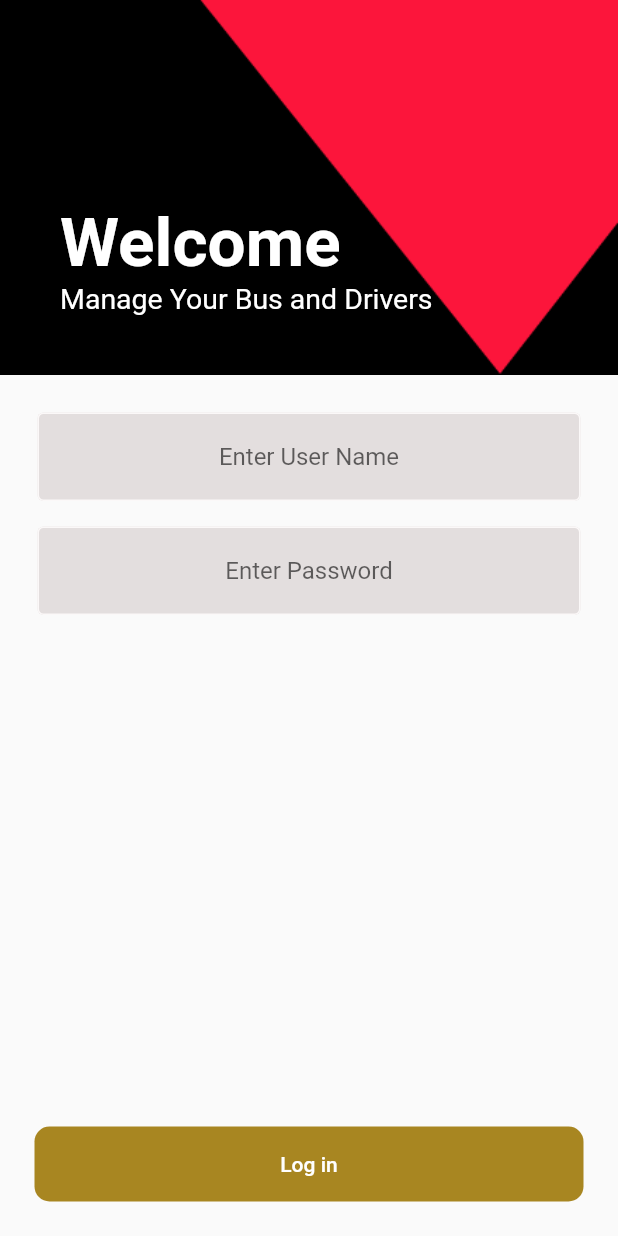
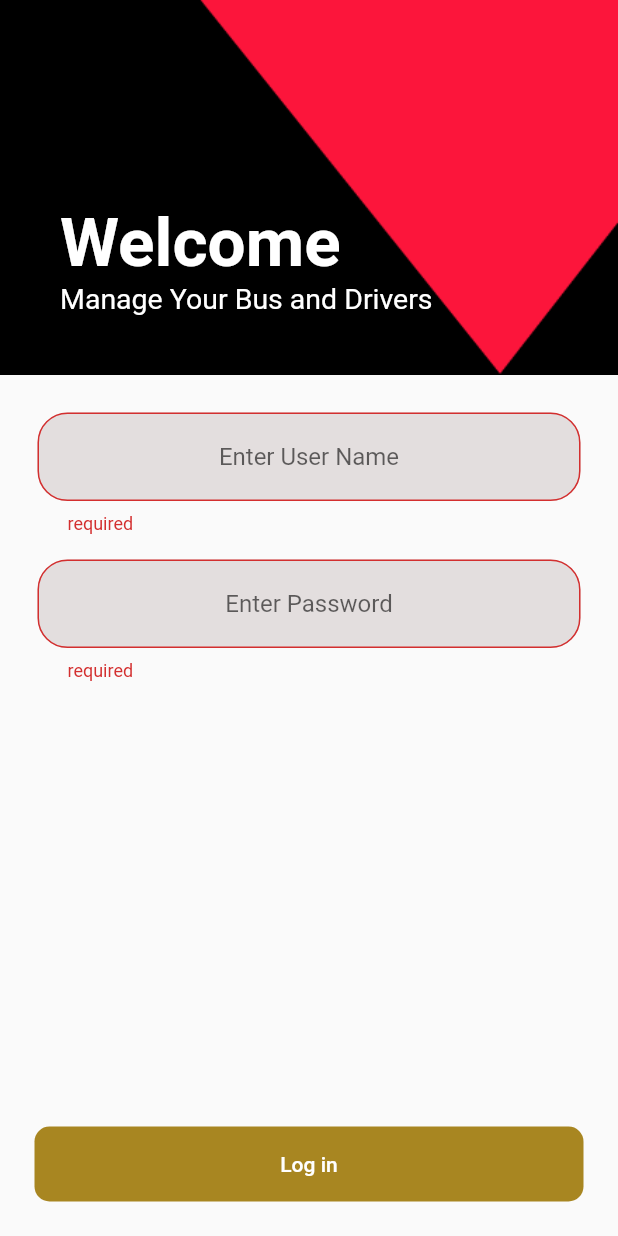
Before and after one commit to muhammadRiyazz/Moovbe, a Flutter app: the ScreenLogin screen opened directly, after a tap on "Log in", on a phone screen of 412 x 824 dp. Run offline on Flutter 3.47's test engine with Material 2 defaults, Android fonts, the phone set to English and light mode, and no system bars; our stand-ins replace flutter_svg, shared_preferences; accounts and stored records are empty.

Commit message:
login validation

```diff
--- a/lib/Presentation/Screen Add Driver/screen_add_Driver.dart
+++ b/lib/Presentation/Screen Add Driver/screen_add_Driver.dart
@@ -28,14 +28,14 @@ class _AddDriverState extends State<AddDriver> {
         padding: const EdgeInsets.all(15.0),
         child: Column(
           children: [
-            TextFieldDriver(
+            TextFieldDriveradd(
               controller: namecontroller,
               hindtext: 'Enter Name',
             ),
             SizedBox(
               height: 10,
             ),
-            TextFieldDriver(
+            TextFieldDriveradd(
               controller: licensecontroller,
               hindtext: 'Enter Licence Number',
             ),
@@ -74,8 +74,8 @@ class _AddDriverState extends State<AddDriver> {
   }
 }
 
-class TextFieldDriver extends StatelessWidget {
-  const TextFieldDriver(
+class TextFieldDriveradd extends StatelessWidget {
+  const TextFieldDriveradd(
       {super.key, required this.controller, required this.hindtext});
   final String hindtext;
   final TextEditingController controller;
--- a/lib/Presentation/Screen Bus/screen_bus.dart
+++ b/lib/Presentation/Screen Bus/screen_bus.dart
@@ -52,7 +52,7 @@ class ScreenBus extends StatelessWidget {
                       ],
                     ),
                   ),
-                  Spacer(),
+                  const Spacer(),
                   Align(
                       alignment: Alignment.bottomRight,
                       child: Padding(
@@ -86,7 +86,7 @@ class ScreenBus extends StatelessWidget {
                       Row(
                         children: [
                           SeatRow(seatno: '2*2' == mseatno ? 2 : 1),
-                          Spacer(),
+                          const Spacer(),
                           SeatRow(seatno: '2*2' == mseatno ? 2 : 3),
                         ],
                       ),
@@ -115,7 +115,7 @@ class SeatRow extends StatelessWidget {
     return Row(
       mainAxisAlignment: MainAxisAlignment.center,
       children: List.generate(seatno, (index) {
-        return SeateColumn();
+        return const SeateColumn();
       }),
     );
   }
--- a/lib/Presentation/Screen Login/Screen_Login.dart
+++ b/lib/Presentation/Screen Login/Screen_Login.dart
@@ -7,6 +7,8 @@ import 'package:flutter/src/widgets/framework.dart';
 import 'package:flutter/src/widgets/placeholder.dart';
 import 'package:moovbe/Domain/Api_integration.dart';
 import 'package:moovbe/Domain/Modals/modal_loginrspns.dart';
+import 'package:moovbe/Presentation/Screen%20Add%20Driver/screen_add_Driver.dart';
+import 'package:moovbe/Presentation/Screen%20Login/widgets/textfielss.dart';
 import 'package:moovbe/Presentation/screen%20home/Screen_home.dart';
 import 'package:shared_preferences/shared_preferences.dart';
 
@@ -16,11 +18,14 @@ class ScreenLogin extends StatelessWidget {
   ScreenLogin({super.key});
   final TextEditingController usernamecontroller = TextEditingController();
   final TextEditingController passwordcontroller = TextEditingController();
+  final _formkey = GlobalKey<FormState>();
 
   @override
   Widget build(BuildContext context) {
     return Scaffold(
-      body: Column(
+      body: Form(
+        key: _formkey,
+        child: Column(
           children: [
             Stack(
               children: [
@@ -35,6 +40,7 @@ class ScreenLogin extends StatelessWidget {
                 Positioned(
                   left: 40,
                   bottom: 40,
+                  child: SingleChildScrollView(
                     child: Column(
                       crossAxisAlignment: CrossAxisAlignment.start,
                       children: const [
@@ -51,6 +57,7 @@ class ScreenLogin extends StatelessWidget {
                         )
                       ],
                     ),
+                  ),
                 )
               ],
             ),
@@ -58,14 +65,16 @@ class ScreenLogin extends StatelessWidget {
               padding: const EdgeInsets.all(25.0),
               child: Column(
                 children: [
-                TextFieldDriver(
+                  TextFieldlogin(
                     hindtext: 'Enter User Name',
                     controller: usernamecontroller,
+                    mvalue: 'admin_user',
                   ),
                   const SizedBox(
                     height: 17,
                   ),
-                TextFieldDriver(
+                  TextFieldlogin(
+                    mvalue: '123admin789',
                     hindtext: 'Enter Password',
                     controller: passwordcontroller,
                   ),
@@ -77,11 +86,10 @@ class ScreenLogin extends StatelessWidget {
               padding: const EdgeInsets.all(15.0),
               child: TextButton(
                   onPressed: () async {
+                    if (_formkey.currentState!.validate()) {
                       final Loginrspns data = await Network.login(
                           username: usernamecontroller.text,
                           password: passwordcontroller.text);
-
-                  //await storekey(key: data.urlId, token: data.access);
 
                       if (data.status == true) {
                         Navigator.push(context, MaterialPageRoute(
@@ -91,6 +99,7 @@ class ScreenLogin extends StatelessWidget {
                         ));
                       } else {
                         log('message');
+                      }
                     }
                   },
                   child: Container(
@@ -108,34 +117,7 @@ class ScreenLogin extends StatelessWidget {
             ),
           ],
         ),
-    );
-  }
-
-  // storekey({required String key, required String token}) async {
-  //   final sharepreferances = await SharedPreferences.getInstance();
-
-  //   sharepreferances.setString('apikey', key);
-
-  //   sharepreferances.setString('token', token);
-  // }
-}
-
-class TextFieldDriver extends StatelessWidget {
-  const TextFieldDriver(
-      {super.key, required this.controller, required this.hindtext});
-  final String hindtext;
-  final TextEditingController controller;
-  @override
-  Widget build(BuildContext context) {
-    return TextFormField(
-      controller: controller,
-      textAlign: TextAlign.center,
-      decoration: InputDecoration(
-          border: OutlineInputBorder(borderRadius: BorderRadius.circular(20)),
-          contentPadding: EdgeInsets.all(20),
-          hintText: hindtext,
-          filled: true,
-          fillColor: Color.fromARGB(255, 227, 222, 222)),
+      ),
     );
   }
 }
--- /dev/null
+++ b/lib/Presentation/Screen Login/widgets/textfielss.dart
@@ -0,0 +1,35 @@
+import 'package:flutter/material.dart';
+
+class TextFieldlogin extends StatelessWidget {
+  const TextFieldlogin({
+    super.key,
+    required this.controller,
+    required this.hindtext,
+    required this.mvalue,
+  });
+  final String hindtext;
+  final TextEditingController controller;
+  final String mvalue;
+  @override
+  Widget build(BuildContext context) {
+    return TextFormField(
+      validator: (value) {
+        if (value == null || value.isEmpty) {
+          return 'required';
+        } else if (mvalue != value) {
+          return "enter valid feild";
+        } else {
+          return null;
+        }
+      },
+      controller: controller,
+      textAlign: TextAlign.center,
+      decoration: InputDecoration(
+          border: OutlineInputBorder(borderRadius: BorderRadius.circular(20)),
+          contentPadding: EdgeInsets.all(20),
+          hintText: hindtext,
+          filled: true,
+          fillColor: Color.fromARGB(255, 227, 222, 222)),
+    );
+  }
+}
--- a/lib/main.dart
+++ b/lib/main.dart
@@ -13,6 +13,7 @@ class MyApp extends StatelessWidget {
   @override
   Widget build(BuildContext context) {
     return MaterialApp(
+      debugShowCheckedModeBanner: false,
       theme: ThemeData(
         primarySwatch: Colors.brown,
         inputDecorationTheme: const InputDecorationTheme(
@@ -27,7 +28,7 @@ class MyApp extends StatelessWidget {
           ),
         ),
       ),
-      home: ScreenSplash(),
+      home: const ScreenSplash(),
     );
   }
 }
```
Lines whose indentation alone changed are shown as unchanged.
